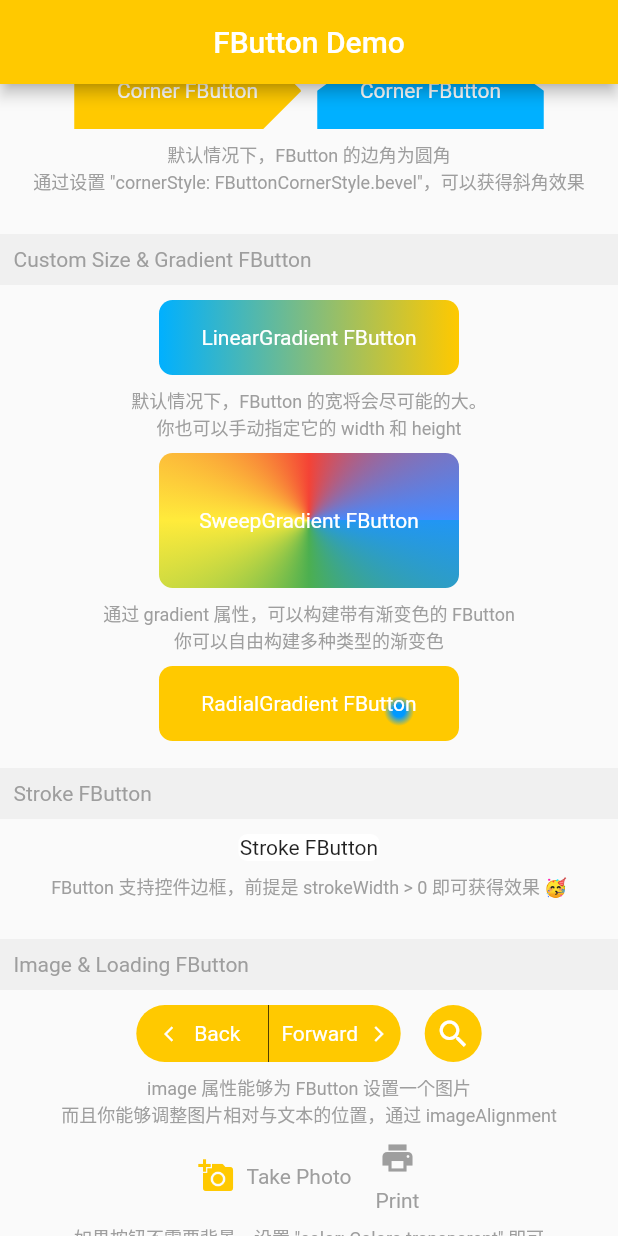
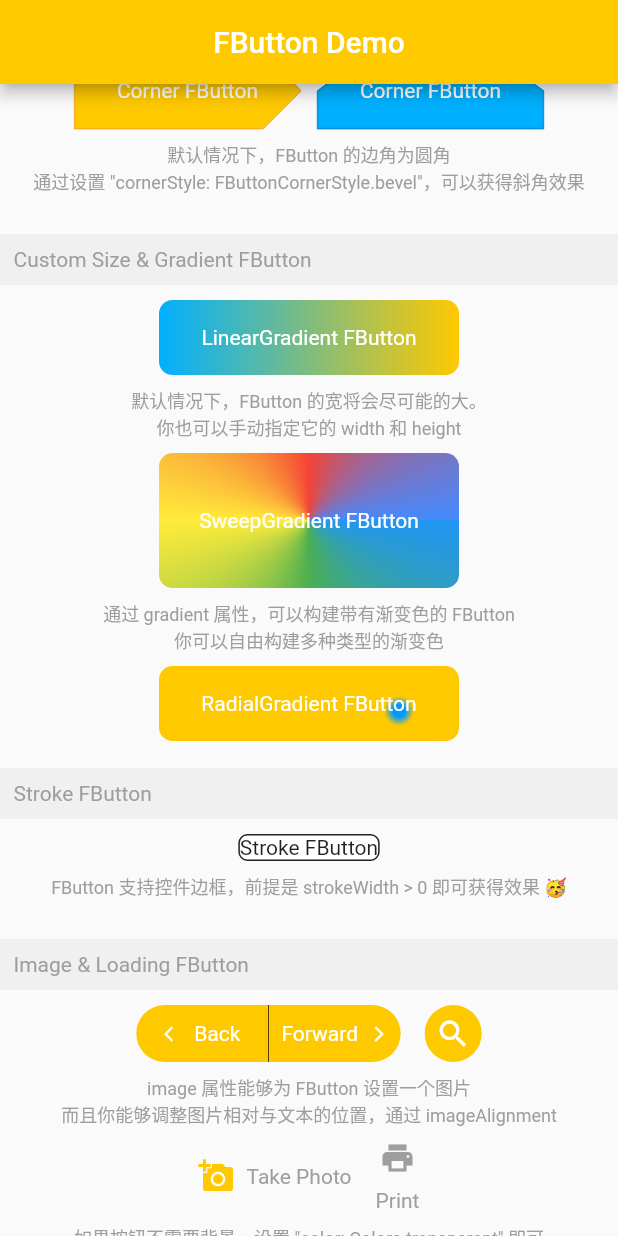
Before and after one commit to Fliggy-Mobile/fbutton, a Flutter app: the screen it shows after launch, scrolled down 576 dp, on a phone screen of 412 x 824 dp. Run offline on Flutter 3.47's test engine with Material 2 defaults, Android fonts, the phone set to English and light mode, and no system bars.

Commit message:
Update fbutton.dart

```diff
--- a/lib/fbutton.dart
+++ b/lib/fbutton.dart
@@ -423,8 +423,8 @@ class _FButton extends State<FButton> {
 
     /// side
     Color sideColor = enabled
-        ? shadowColor ?? Colors.transparent
-        : shadowColor == null
+        ? widget.strokeColor ?? Colors.transparent
+        : widget.strokeColor == null
             ? Colors.transparent
             : widget.strokeColor.withOpacity(disableOpacity);
     BorderSide borderSide = BorderSide(
```
